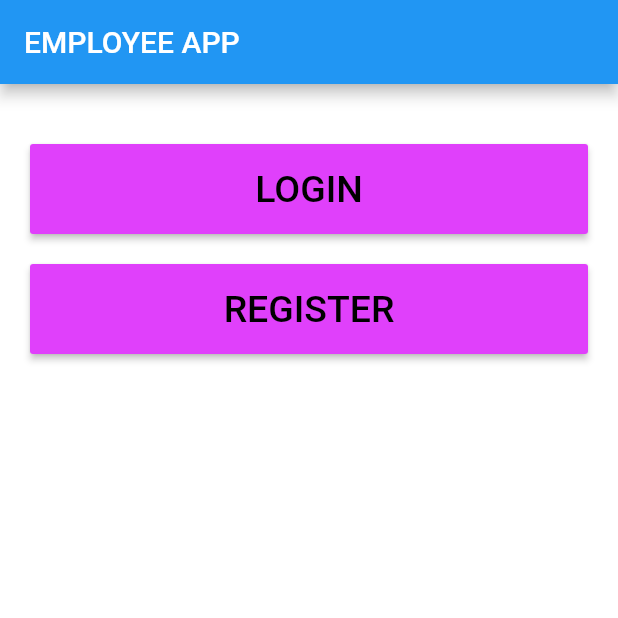
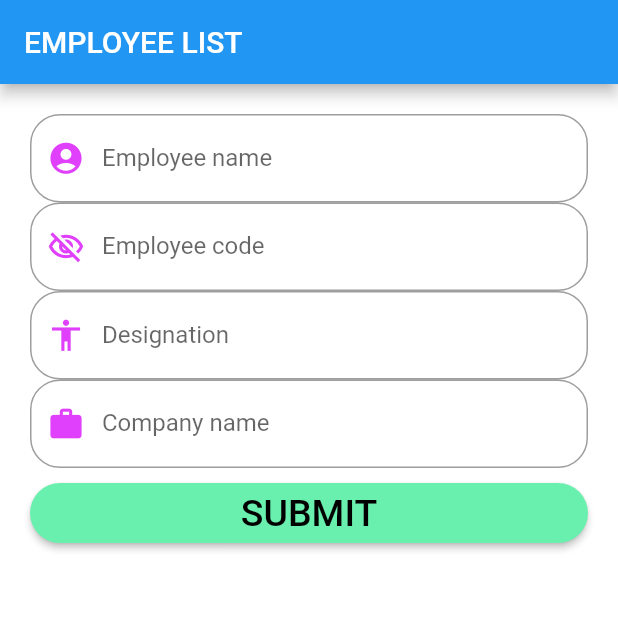
Before and after one commit to divya-k-nair/Employee-app-2, a Flutter app: the screen it shows after launch, on a phone screen of 412 x 824 dp, the top half of it. Run offline on Flutter 3.47's test engine with Material 2 defaults, Android fonts, the phone set to English and light mode, and no system bars.

Commit message:
project completed

```diff
--- /dev/null
+++ b/lib/employeeslist.dart
@@ -0,0 +1,142 @@
+import 'package:flutter/material.dart';
+
+class Employeeentry extends StatefulWidget {
+
+  @override
+  _EmployeeentryState createState() => _EmployeeentryState();
+}
+
+class _EmployeeentryState extends State<Employeeentry> {
+  TextEditingController name=TextEditingController();
+  TextEditingController code=TextEditingController();
+  TextEditingController des=TextEditingController();
+  TextEditingController cpny=TextEditingController();
+  List empname=[];
+  List empcode=[];
+  List empdes=[];
+  List empcpny=[];
+
+  @override
+  Widget build(BuildContext context) {
+    return MaterialApp(
+      debugShowCheckedModeBanner: false,
+     home: Scaffold(
+       backgroundColor: Colors.white,
+       appBar: AppBar(
+         title: Text("EMPLOYEE LIST"),
+       ),
+       body: SingleChildScrollView(
+         child: Container(
+           margin: EdgeInsets.all(20),
+           child: Column(
+             children: [
+               SizedBox(height: 0,),
+               TextField(
+                 controller: name,
+                 decoration: InputDecoration(
+                   prefixIcon: Icon(Icons.account_circle,color: Colors.purpleAccent,size: 25,),
+                   labelText: "Employee name",
+                   border: OutlineInputBorder(
+                     borderRadius: BorderRadius.circular(20),
+                   )
+                 ),
+               ),
+               TextField(
+                 controller: code,
+                 decoration: InputDecoration(
+                     prefixIcon: Icon(Icons.visibility_off_outlined,color: Colors.purpleAccent,size: 25,),
+                     labelText: "Employee code",
+                     border: OutlineInputBorder(
+                       borderRadius: BorderRadius.circular(20),
+                     )
+                 ),
+               ),
+               TextField(
+                 controller: des,
+                 decoration: InputDecoration(
+                     prefixIcon: Icon(Icons.accessibility,color: Colors.purpleAccent,size: 25,),
+                     labelText: "Designation",
+                     border: OutlineInputBorder(
+                       borderRadius: BorderRadius.circular(20),
+                     )
+                 ),
+               ),
+               TextField(
+                 controller: cpny,
+                 decoration: InputDecoration(
+                   prefixIcon: Icon(Icons.work,color: Colors.purpleAccent,size: 25,),
+                   labelText: "Company name",
+                   border: OutlineInputBorder(
+                     borderRadius: BorderRadius.circular(20),
+                   )
+                 ),
+               ),
+               SizedBox(height: 10,),
+               SizedBox(
+                 height: 40,
+                 width: double.infinity,
+                 child: RaisedButton(
+                   shape: RoundedRectangleBorder(
+                     borderRadius: BorderRadius.circular(20),
+                   ),
+                   color: Colors.greenAccent,
+                   onPressed: (){
+                   var getname=name.text;
+                   var getcode=code.text;
+                   var getdes=des.text;
+                   var getcpny=cpny.text;
+                   print(getname);
+                   print(getcode);
+                   print(getdes);
+                   print(getcpny);
+                   setState(() {
+                     empname.add(getname);
+                     empcode.add(getcode);
+                     empdes.add(getdes);
+                     empcpny.add(getcpny);
+                   });
+
+
+
+
+
+                 },
+                   child: Text("SUBMIT",
+                     style: TextStyle(
+                       color: Colors.black,
+                       fontSize: 25,
+                     ),
+                 ),
+               ),
+               ),
+               SizedBox(height: 20,),
+               ListView.builder(
+                 shrinkWrap: true,
+                 itemCount: empname.length==null?0:empname.length,
+                   itemBuilder: (context, index) {
+                     return Card(
+                       child: ListTile(
+                         trailing: GestureDetector(
+                           onTap: (){
+                             print("Delete clicked"+index.toString());
+                             setState(() {
+                               empname.removeAt(index);
+                               empcode.removeAt(index);
+                               empdes.removeAt(index);
+                               empcpny.removeAt(index);
+                             });
+                           },
+                             child: Icon(Icons.delete,color: Colors.pink,size: 25,)),
+                         title: Text(empname[index]),
+                         subtitle: Text("Empcode:"+empcode[index].toString()+"\n"+"Designation:"+empdes[index]+"\n"+"Company name:"+empcpny[index]),
+                       ),
+                     );
+                   },)
+             ],//children
+           ),
+         ),
+       ),
+     ),
+    );
+  }
+}
--- a/lib/main.dart
+++ b/lib/main.dart
@@ -1,10 +1,11 @@
+import 'package:employee_app/employeeslist.dart';
 import 'package:employee_app/menu.dart';
 import 'package:flutter/material.dart';
 import 'package:flutter/widgets.dart';
 
 void main()
 {
-  runApp(App());
+  runApp(Employeeentry());
 }
 class App extends StatelessWidget{
 
--- /dev/null
+++ b/lib/view.dart
@@ -0,0 +1,39 @@
+import 'package:flutter/material.dart';
+
+class View extends StatelessWidget {
+  var names=["ram","neethu","athira","rose","pallavi","meera","geeta","balu","hari","naina"];
+  var empcode=[10,11,12,13,14,15,16,17,18,19];
+  var designation=[" software developer","analyst","data scientist","cloud architect","software engineer","Team lead","web developer",".net developer","php developer","python developer"];
+  var salary=[29000,30000,40000,50000,35000,45000,50000,55000,25000,60000];
+  var mobileno=[2233333561,446778999,389993322,6789453212,2537484764,233447865,78459037364,374846443,1234578590,4778853255];
+
+  @override
+  Widget build(BuildContext context) {
+    return MaterialApp(
+      debugShowCheckedModeBanner: false,
+      home: Scaffold(
+        backgroundColor: Colors.white,
+        appBar: AppBar(
+          title: Text("VIEW EMPLOYEES"),
+        ),
+        body: Container(
+          child: ListView.builder(
+            itemCount: names.length,
+              itemBuilder:(context, index) {
+                return Card(
+                  child: ListTile(
+                    trailing: Icon(Icons.work_outlined,color: Colors.teal,size: 26,),
+                    title: Text(names[index]),
+                    subtitle: Text("Empcode:"+empcode[index].toString()+"\n"+"Designation:"+designation[index]+"\n"+"Salary:"+salary[index].toString()+"\n"+"Mobileno:"+mobileno[index].toString()),
+                  ),
+                );
+              },
+          ),
+
+
+          ),
+        ),
+
+    );
+  }
+}
```
Also changed, not shown: lib/menu.dart (+22 -1 lines).
